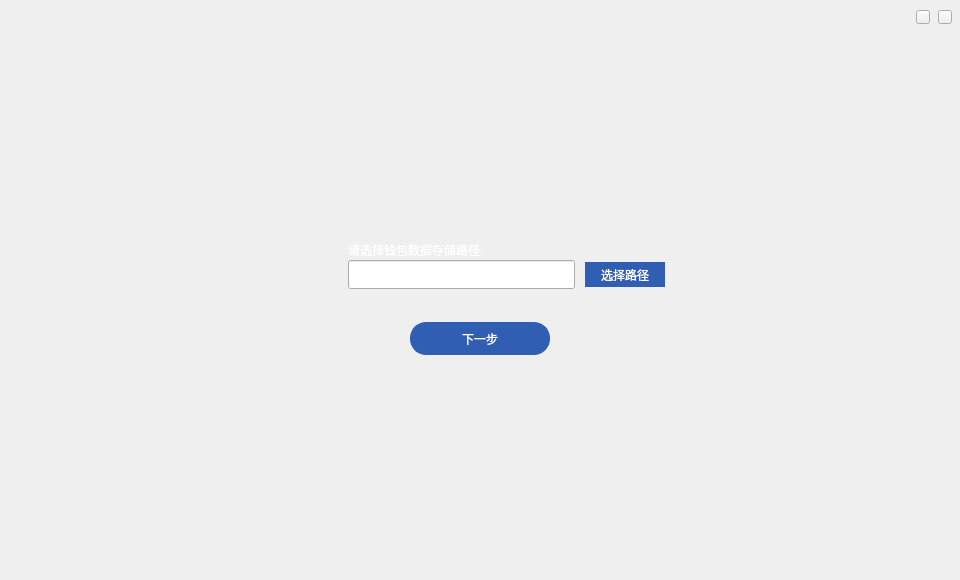
This is selectwalletpathwidget.ui in realm520/ctcwallet as Qt 5 draws it before an edit. The edited form follows.
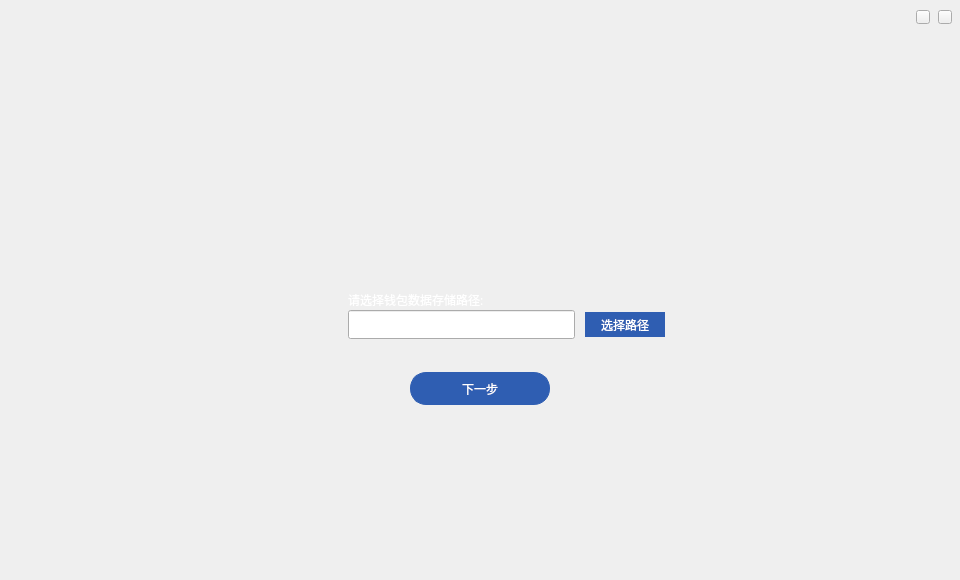
This is the edited form.

```diff
--- a/selectwalletpathwidget.ui
+++ b/selectwalletpathwidget.ui
@@ -22,7 +22,7 @@
    <property name="geometry">
     <rect>
      <x>585</x>
-     <y>262</y>
+     <y>312</y>
      <width>80</width>
      <height>25</height>
     </rect>
@@ -47,7 +47,7 @@
    <property name="geometry">
     <rect>
      <x>348</x>
-     <y>260</y>
+     <y>310</y>
      <width>227</width>
      <height>29</height>
     </rect>
@@ -65,7 +65,7 @@
    <property name="geometry">
     <rect>
      <x>348</x>
-     <y>240</y>
+     <y>290</y>
      <width>231</width>
      <height>20</height>
     </rect>
@@ -86,7 +86,7 @@
    <property name="geometry">
     <rect>
      <x>410</x>
-     <y>322</y>
+     <y>372</y>
      <width>140</width>
      <height>33</height>
     </rect>
```
